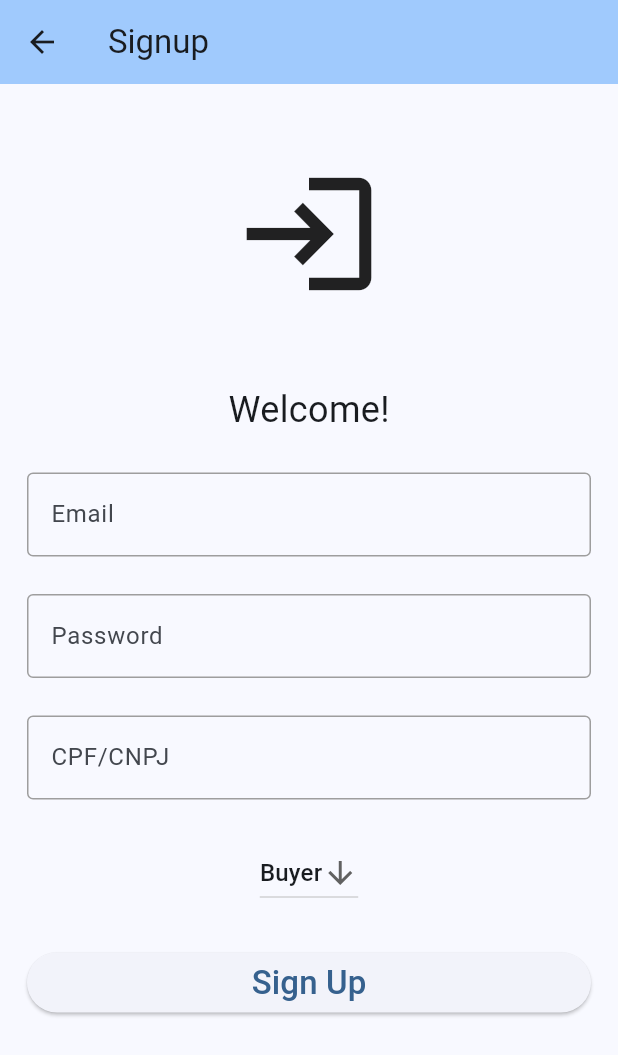
After one commit to gusalbukrk/mobile, a Flutter app: the SignupPage screen opened by its route, after a tap on "Sign Up", on a phone screen of 412 x 824 dp. The commit adds this screen. Shown: the top 1055 px of the screen. Run offline on Flutter 3.47's test engine with Material 3 defaults, Android fonts, the phone set to English and light mode, and no system bars; our stand-ins replace image_picker, shared_preferences; accounts and stored records are empty; network calls fail.

Commit message:
add user registration

```diff
--- a/lib/components/my_drawer.dart
+++ b/lib/components/my_drawer.dart
@@ -54,7 +54,19 @@ class MyDrawer extends StatelessWidget {
                 return const SizedBox.shrink();
               } else {
                 return snapshot.data == null
-                    ? ListTile(
+                    ? Column(
+                        children: [
+                          ListTile(
+                            leading: const Icon(Icons.person),
+                            title: const Text('Sign Up'),
+                            onTap: () {
+                              // otherwise, drawer will be open after back button is pressed
+                              Navigator.pop(context);
+
+                              Navigator.pushNamed(context, '/signup');
+                            },
+                          ),
+                          ListTile(
                             leading: const Icon(Icons.login),
                             title: const Text('Log In'),
                             onTap: () {
@@ -63,6 +75,8 @@ class MyDrawer extends StatelessWidget {
 
                               Navigator.pushNamed(context, '/login');
                             },
+                          ),
+                        ],
                       )
                     : Column(
                         children: [
--- a/lib/main.dart
+++ b/lib/main.dart
@@ -1,6 +1,7 @@
 import 'package:flutter/material.dart';
 import 'package:mobile/pages/dashboard.dart';
 import 'package:mobile/pages/home.dart';
+import 'package:mobile/pages/signup.dart';
 import 'package:mobile/pages/login.dart';
 import 'package:mobile/pages/listings.dart';
 import 'package:mobile/pages/reset_password.dart';
@@ -28,6 +29,7 @@ class MyApp extends StatelessWidget {
         initialRoute: '/',
         routes: {
           '/': (context) => const HomePage(title: 'Home'),
+          '/signup': (context) => SignupPage(),
           '/login': (context) => LoginPage(),
           '/reset-password': (context) => const ResetPasswordPage(),
           '/listings': (context) => const ListingsPage(),
--- a/lib/pages/dashboard.dart
+++ b/lib/pages/dashboard.dart
@@ -15,7 +15,7 @@ class DashboardPage extends StatefulWidget {
 
 class _DashboardPageState extends State<DashboardPage> {
   late Future<dynamic> futurePrefs;
-  late Future<Listings> futureListings;
+  late Future<Listings?> futureListings;
 
   @override
   void initState() {
@@ -24,10 +24,12 @@ class _DashboardPageState extends State<DashboardPage> {
     futurePrefs = fetchPrefs();
     futureListings = fetchListings();
 
-    futureListings.then((value) => print(value.embedded.listings.length));
+    futureListings.then((value) => print(value?.embedded.listings.length));
   }
 
-  Future<Listings> fetchListings() async {
+  Future<Listings?> fetchListings() async {
+    if ((await futurePrefs).getString('role') == 'buyer') return null;
+
     var sellerID = (await futurePrefs).getString('id');
 
     final response = await http.get(
--- /dev/null
+++ b/lib/pages/signup.dart
@@ -0,0 +1,166 @@
+import 'dart:convert';
+
+import 'package:flutter/material.dart';
+import 'package:mobile/components/my_text_field.dart';
+import 'package:mobile/models/user.dart';
+import 'package:shared_preferences/shared_preferences.dart';
+import 'package:http/http.dart' as http;
+
+enum UserType { buyer, seller }
+
+class SignupPage extends StatelessWidget {
+  SignupPage({Key? key}) : super(key: key);
+
+  final emailController = TextEditingController();
+  final passwordController = TextEditingController();
+  final docController = TextEditingController();
+  final userTypeController = ValueNotifier<UserType>(UserType.buyer);
+
+  Future<void> handleButtonPress(BuildContext context) async {
+    print('${emailController.text} - ${passwordController.text}');
+
+    // both must be placed before any async operation to avoid warning
+    //`Don't use 'BuildContext's across async gaps.`
+    final navigator = Navigator.of(context);
+    final scaffoldMessenger = ScaffoldMessenger.of(context);
+
+    final response = await http.post(
+      Uri.parse(
+          'http://192.168.1.6:8081/api/${userTypeController.value == UserType.buyer ? 'buyers' : 'sellers'}'),
+      headers: <String, String>{
+        'Content-Type': 'application/json; charset=UTF-8',
+      },
+      body: jsonEncode(<String, String>{
+        'email': emailController.text,
+        'password': passwordController.text,
+        if (userTypeController.value == UserType.buyer)
+          'cpf': docController.text,
+        if (userTypeController.value == UserType.seller)
+          'cnpj': docController.text,
+      }),
+    );
+
+    if (response.statusCode == 201) {
+      navigator.pushNamed('/login');
+
+      // could use instead of `Navigator.of(context).pushNamed('/')`
+      // but it triggers warning `Don't use 'BuildContext's across async gaps.`
+      // Navigator.pushNamed(context, '/');
+    } else {
+      // ScaffoldMessenger.of(context).showSnackBar(
+      scaffoldMessenger.showSnackBar(
+        const SnackBar(
+          content: Text('Please try again.'),
+        ),
+      );
+
+      passwordController.clear();
+    }
+  }
+
+  @override
+  Widget build(BuildContext context) {
+    return Scaffold(
+      appBar: AppBar(
+        title: const Text('Signup'),
+        backgroundColor: Theme.of(context).colorScheme.inversePrimary,
+      ),
+      body: SafeArea(
+        child: SingleChildScrollView(
+          child: Padding(
+            padding: const EdgeInsets.symmetric(horizontal: 18.0),
+            child: Center(
+              child: Column(
+                children: [
+                  const SizedBox(
+                    height: 50,
+                  ),
+                  const Icon(
+                    Icons.login,
+                    size: 100,
+                  ),
+                  const SizedBox(
+                    height: 50,
+                  ),
+                  const Text(
+                    'Welcome!',
+                    style: TextStyle(
+                      fontSize: 24,
+                    ),
+                  ),
+                  const SizedBox(
+                    height: 25,
+                  ),
+                  MyTextField(
+                    controller: emailController,
+                    hintText: 'Email',
+                    obscureText: false,
+                  ),
+                  const SizedBox(
+                    height: 25,
+                  ),
+                  MyTextField(
+                    controller: passwordController,
+                    hintText: 'Password',
+                    obscureText: true,
+                  ),
+                  const SizedBox(
+                    height: 25,
+                  ),
+                  MyTextField(
+                    controller: docController,
+                    hintText: 'CPF/CNPJ',
+                    obscureText: true,
+                  ),
+                  const SizedBox(
+                    height: 25,
+                  ),
+                  ValueListenableBuilder(
+                    valueListenable: userTypeController,
+                    builder: (context, UserType value, _) {
+                      return DropdownButton<UserType>(
+                        value: value,
+                        icon: const Icon(Icons.arrow_downward),
+                        onChanged: (UserType? newValue) {
+                          userTypeController.value = newValue!;
+                        },
+                        items: const <DropdownMenuItem<UserType>>[
+                          DropdownMenuItem<UserType>(
+                            value: UserType.buyer,
+                            child: Text('Buyer'),
+                          ),
+                          DropdownMenuItem<UserType>(
+                            value: UserType.seller,
+                            child: Text('Seller'),
+                          ),
+                        ],
+                      );
+                    },
+                  ),
+                  const SizedBox(
+                    height: 25,
+                  ),
+                  Container(
+                    width: double.infinity,
+                    child: ElevatedButton(
+                      onPressed: () => handleButtonPress(context),
+                      child: const Text(
+                        'Sign Up',
+                        style: TextStyle(
+                          fontSize: 22,
+                        ),
+                      ),
+                    ),
+                  ),
+                  const SizedBox(
+                    height: 50,
+                  ),
+                ],
+              ),
+            ),
+          ),
+        ),
+      ),
+    );
+  }
+}
```
Lines whose indentation alone changed are shown as unchanged.
